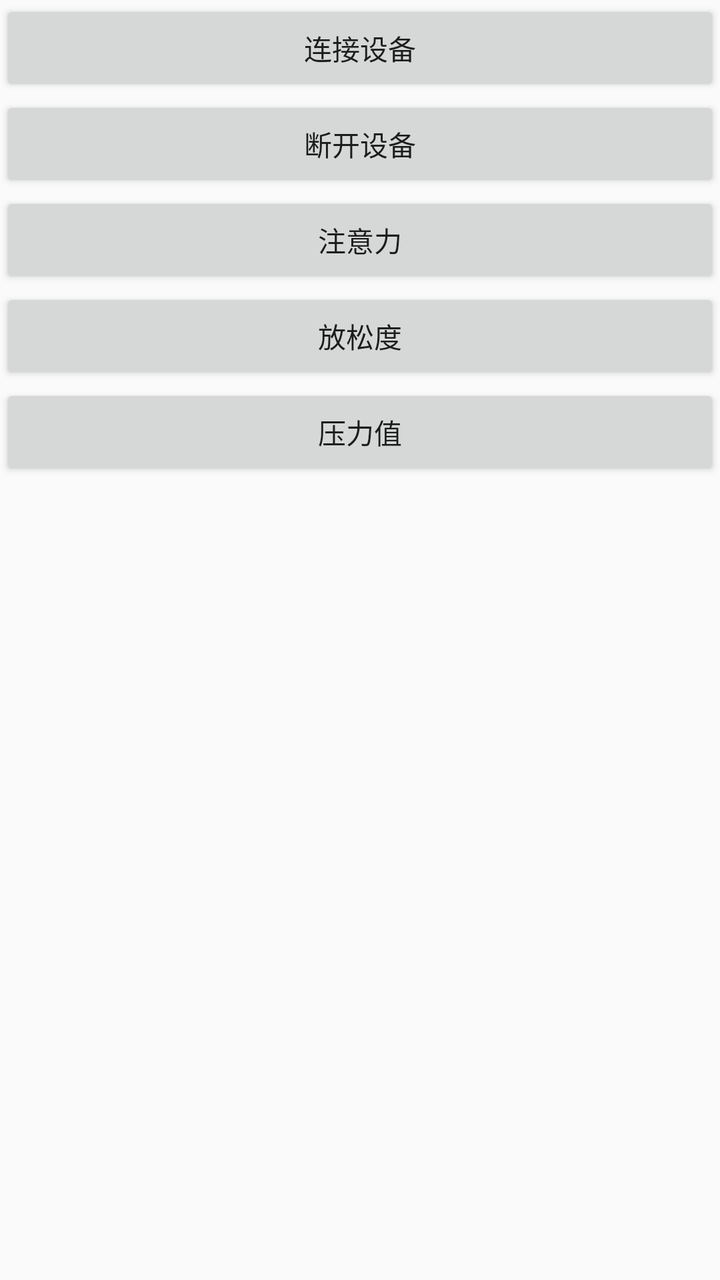
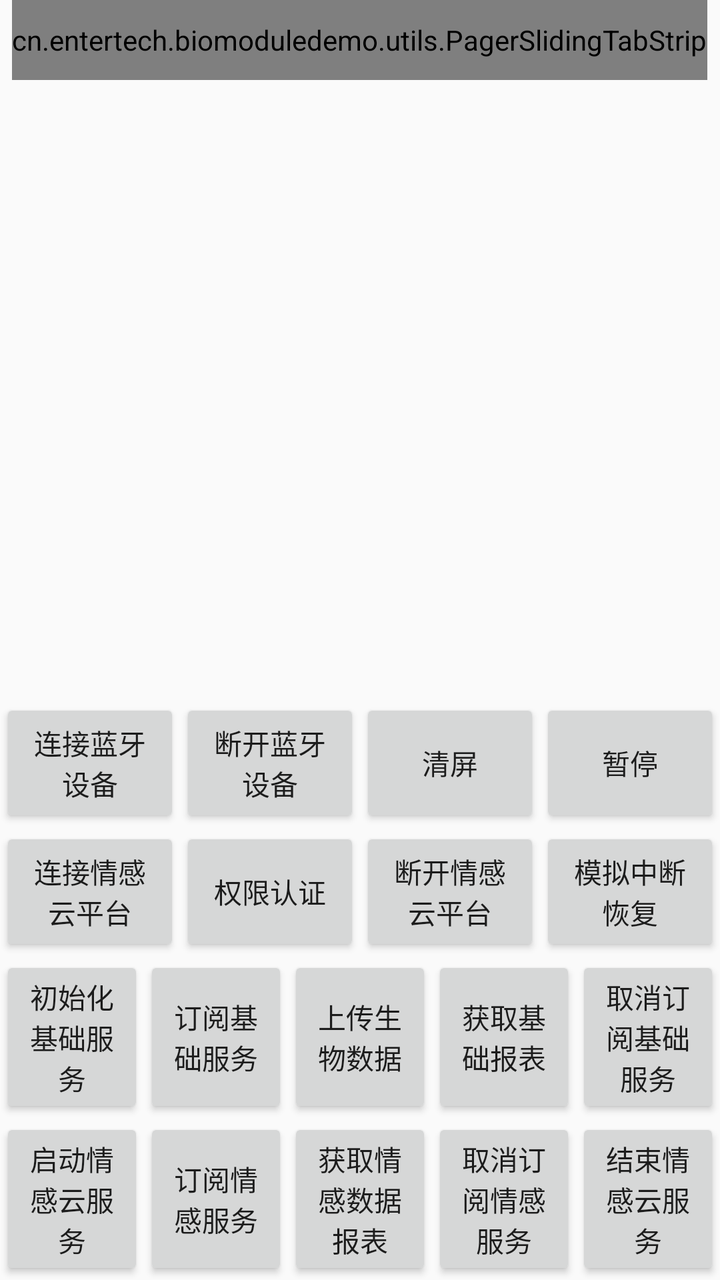

Screens rendered from an Android XML layout before and after an edit, with the pre-edit source and the edit as a unified diff.
<!-- AndroidManifest.xml: activity theme AppTheme.NoActionBar -->
<!-- res/layout/activity_main.xml -->
<?xml version="1.0" encoding="utf-8"?>
<LinearLayout
        xmlns:android="http://schemas.android.com/apk/res/android"
        xmlns:app="http://schemas.android.com/apk/res-auto"
        xmlns:tools="http://schemas.android.com/tools"
        android:layout_width="match_parent"
        android:layout_height="match_parent"
        tools:context=".activity.MainActivity"
        android:orientation="vertical">

    <Button
            android:layout_width="match_parent"
            android:layout_height="wrap_content"
            android:text="连接设备"
            android:onClick="onConnect"/>

    <Button android:layout_width="match_parent"
            android:layout_height="wrap_content"
            android:text="断开设备"
            android:onClick="onDisconnet"/>

    <Button android:layout_width="match_parent"
            android:layout_height="wrap_content"
            android:text="注意力"
            android:onClick="toAttention"/>
    <Button android:layout_width="match_parent"
            android:layout_height="wrap_content"
            android:text="放松度"
            android:onClick="toRelaxation"/>
    <Button android:layout_width="match_parent"
            android:layout_height="wrap_content"
            android:text="压力值"
            android:onClick="toPressure"/>


</LinearLayout>
<!-- resources referenced by this layout -->
<resources>
  <style name="AppTheme.NoActionBar">
          <item name="windowActionBar">false</item>
          <item name="windowNoTitle">true</item>
      </style>
</resources>

<!-- the commit's change to res/layout/activity_main.xml (unified diff, before → after) -->
@@ -6,31 +6,225 @@
         android:layout_width="match_parent"
         android:layout_height="match_parent"
         tools:context=".activity.MainActivity"
-        android:orientation="vertical">
-
-    <Button
-            android:layout_width="match_parent"
-            android:layout_height="wrap_content"
-            android:text="连接设备"
-            android:onClick="onConnect"/>
-
-    <Button android:layout_width="match_parent"
-            android:layout_height="wrap_content"
-            android:text="断开设备"
-            android:onClick="onDisconnet"/>
-
-    <Button android:layout_width="match_parent"
-            android:layout_height="wrap_content"
-            android:text="注意力"
-            android:onClick="toAttention"/>
-    <Button android:layout_width="match_parent"
-            android:layout_height="wrap_content"
-            android:text="放松度"
-            android:onClick="toRelaxation"/>
-    <Button android:layout_width="match_parent"
-            android:layout_height="wrap_content"
-            android:text="压力值"
-            android:onClick="toPressure"/>
+        android:orientation="vertical"
+        >
+    
+    <cn.entertech.biomoduledemo.utils.PagerSlidingTabStrip
+            android:id="@+id/message_tabs"
+            android:layout_gravity="center"
+            app:pstsIndicatorHeight="2dp"
+            app:pstsUnderlineHeight="0dp"
+            app:pstsTabUnselectedTextColor="#999999"
+            app:pstsTabSelectedTextColor="@color/colorPrimary"
+            app:pstsIndicatorColor="@color/colorPrimary"
+            android:layout_width="wrap_content"
+            android:layout_height="40dp"
+            />
+
+    <android.support.v4.view.ViewPager
+            android:id="@+id/vp_contain"
+            android:layout_width="match_parent"
+            android:layout_height="0dp"
+            android:layout_weight="1"
+            >
+
+    </android.support.v4.view.ViewPager>
+
+    <LinearLayout
+            android:layout_width="match_parent"
+            android:layout_height="wrap_content"
+            android:orientation="horizontal"
+            >
+
+        <Button
+                android:layout_weight="1"
+                android:layout_width="0dp"
+                android:layout_height="match_parent"
+                android:text="连接蓝牙设备"
+                android:onClick="onConnectDevice"
+                />
+
+        <Button
+                android:layout_weight="1"
+                android:layout_width="0dp"
+                android:layout_height="match_parent"
+                android:text="断开蓝牙设备"
+                android:onClick="onDisconnetDevice"
+                />
+
+
+        <Button
+                android:layout_weight="1"
+                android:layout_width="0dp"
+                android:layout_height="match_parent"
+                android:text="清屏"
+                android:onClick="onClear"
+                />
+
+
+        <Button
+                android:layout_weight="1"
+                android:layout_width="0dp"
+                android:layout_height="match_parent"
+                android:text="暂停"
+                android:onClick="onPause"
+                />
+
+
+    </LinearLayout>
+
+    <LinearLayout
+            android:layout_width="match_parent"
+            android:layout_height="wrap_content"
+            android:orientation="horizontal"
+            android:gravity="center_vertical"
+            >
+
+        <Button
+                android:layout_weight="1"
+                android:layout_width="0dp"
+                android:layout_height="match_parent"
+                android:text="连接情感云平台"
+                android:onClick="onConnectSocket"
+                />
+
+        <Button
+                android:layout_weight="1"
+                android:layout_width="0dp"
+                android:layout_height="match_parent"
+                android:text="权限认证"
+                android:onClick="onSessionCreate"
+                />
+
+        <Button
+                android:layout_weight="1"
+                android:layout_width="0dp"
+                android:layout_height="match_parent"
+                android:text="断开情感云平台"
+                android:onClick="onSessionClose"
+                />
+
+        <Button
+                android:layout_weight="1"
+                android:layout_width="0dp"
+                android:layout_height="match_parent"
+                android:text="模拟中断恢复"
+                android:onClick="onSessionRestore"
+                />
+
+    </LinearLayout>
+
+    <LinearLayout
+            android:layout_width="match_parent"
+            android:layout_height="wrap_content"
+            android:orientation="horizontal"
+            >
+
+
+        <Button
+                android:layout_weight="1"
+                android:layout_width="0dp"
+                android:layout_height="match_parent"
+                android:text="初始化基础服务"
+                android:onClick="onInitBiodataServer"
+                />
+
+        <Button
+                android:layout_weight="1"
+                android:layout_width="0dp"
+                android:layout_height="match_parent"
+                android:text="订阅基础服务"
+                android:onClick="onSubscribeBiodata"
+                />
+
+        <Button
+                android:layout_weight="1"
+                android:layout_width="0dp"
+                android:layout_height="match_parent"
+                android:text="上传生物数据"
+                android:onClick="onUploadBiodata"
+                />
+
+        <Button
+                android:layout_weight="1"
+                android:layout_width="0dp"
+                android:layout_height="match_parent"
+                android:text="获取基础报表"
+                android:onClick="onBiodataReport"
+                />
+
+        <Button
+                android:layout_weight="1"
+                android:layout_width="0dp"
+                android:layout_height="match_parent"
+                android:text="取消订阅基础服务"
+                android:onClick="onUnsubscribeBiodata"
+                />
+    </LinearLayout>
+
+    <LinearLayout
+            android:layout_width="match_parent"
+            android:layout_height="wrap_content"
+            android:orientation="horizontal"
+            >
+
+        <Button
+                android:layout_weight="1"
+                android:layout_width="0dp"
+                android:layout_height="match_parent"
+                android:text="启动情感云服务"
+                android:onClick="onStartAffective"
+                />
+
+        <Button
+                android:layout_weight="1"
+                android:layout_width="0dp"
+                android:layout_height="match_parent"
+                android:text="订阅情感服务"
+                android:onClick="onSubscribeAffective"
+                />
+
+        <Button
+                android:layout_weight="1"
+                android:layout_width="0dp"
+                android:layout_height="match_parent"
+                android:text="获取情感数据报表"
+                android:onClick="onAffectiveReport"
+                />
+
+
+        <Button
+                android:layout_weight="1"
+                android:layout_width="0dp"
+                android:layout_height="match_parent"
+                android:text="取消订阅情感服务"
+                android:onClick="onUnsubscribeAffective"
+                />
+
+        <Button
+                android:layout_weight="1"
+                android:layout_width="0dp"
+                android:layout_height="match_parent"
+                android:text="结束情感云服务"
+                android:onClick="onFinishAffective"
+                />
+
+
+    </LinearLayout>
+
+
+    
+    
+    
+    
+    
+    
+    
+    
+    
+    
+    
+    
 
 
 </LinearLayout>
<!-- resource entries referenced after the edit -->
@@ -1,5 +1,6 @@
 <!-- resources referenced by this layout -->
 <resources>
+  <color name="colorPrimary">#008577</color>
   <style name="AppTheme.NoActionBar">
           <item name="windowActionBar">false</item>
           <item name="windowNoTitle">true</item>
